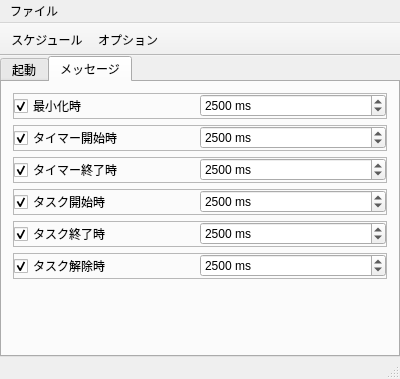
Qt form src/AutoBatchScheduler/mainscheduler.ui (karakirimu/AutoBatchTools) before a commit.
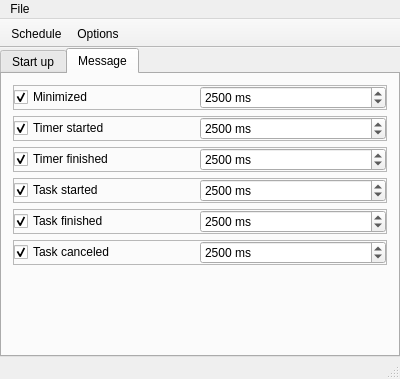
The same form after that commit. The open tabs and pages were chosen to show the change. Icons and pictures are not drawn. Custom widgets are drawn as their Qt base class.

```diff
--- a/src/AutoBatchScheduler/mainscheduler.ui
+++ b/src/AutoBatchScheduler/mainscheduler.ui
@@ -82,7 +82,7 @@
           </property>
           <widget class="QWidget" name="service">
            <attribute name="title">
-            <string>起動</string>
+            <string>Start up</string>
            </attribute>
            <layout class="QVBoxLayout" name="verticalLayout_3">
             <item>
@@ -159,7 +159,7 @@
           </widget>
           <widget class="QWidget" name="message">
            <attribute name="title">
-            <string>メッセージ</string>
+            <string>Message</string>
            </attribute>
            <layout class="QVBoxLayout" name="verticalLayout">
             <item>
@@ -189,7 +189,7 @@
                <item>
                 <widget class="QCheckBox" name="minimizeShowCheckBox">
                  <property name="text">
-                  <string>最小化時</string>
+                  <string>Minimized</string>
                  </property>
                  <property name="checked">
                   <bool>true</bool>
@@ -245,7 +245,7 @@
                <item>
                 <widget class="QCheckBox" name="timerStartShowCheckBox">
                  <property name="text">
-                  <string>タイマー開始時</string>
+                  <string>Timer started</string>
                  </property>
                  <property name="checked">
                   <bool>true</bool>
@@ -301,7 +301,7 @@
                <item>
                 <widget class="QCheckBox" name="timerStopShowCheckBox">
                  <property name="text">
-                  <string>タイマー終了時</string>
+                  <string>Timer finished</string>
                  </property>
                  <property name="checked">
                   <bool>true</bool>
@@ -357,7 +357,7 @@
                <item>
                 <widget class="QCheckBox" name="taskStartShowCheckBox">
                  <property name="text">
-                  <string>タスク開始時</string>
+                  <string>Task started</string>
                  </property>
                  <property name="checked">
                   <bool>true</bool>
@@ -413,7 +413,7 @@
                <item>
                 <widget class="QCheckBox" name="taskEndShowCheckBox">
                  <property name="text">
-                  <string>タスク終了時</string>
+                  <string>Task finished</string>
                  </property>
                  <property name="checked">
                   <bool>true</bool>
@@ -469,7 +469,7 @@
                <item>
                 <widget class="QCheckBox" name="taskUnselectShowCheckBox">
                  <property name="text">
-                  <string>タスク解除時</string>
+                  <string>Task canceled</string>
                  </property>
                  <property name="checked">
                   <bool>true</bool>
@@ -538,7 +538,7 @@
    </property>
    <widget class="QMenu" name="menu">
     <property name="title">
-     <string>ファイル</string>
+     <string>File</string>
     </property>
     <addaction name="actionExit"/>
    </widget>
@@ -594,7 +594,7 @@
      <normaloff>:/default_icons/app_abs.png</normaloff>:/default_icons/app_abs.png</iconset>
    </property>
    <property name="text">
-    <string>スケジュール</string>
+    <string>Schedule</string>
    </property>
    <property name="toolTip">
     <string>スケジュール</string>
@@ -609,7 +609,7 @@
      <normaloff>:/default_icons/settings.png</normaloff>:/default_icons/settings.png</iconset>
    </property>
    <property name="text">
-    <string>オプション</string>
+    <string>Options</string>
    </property>
    <property name="toolTip">
     <string>オプション</string>
```
Left out of the diff: 8 changed lines with no effect on the pictures.
